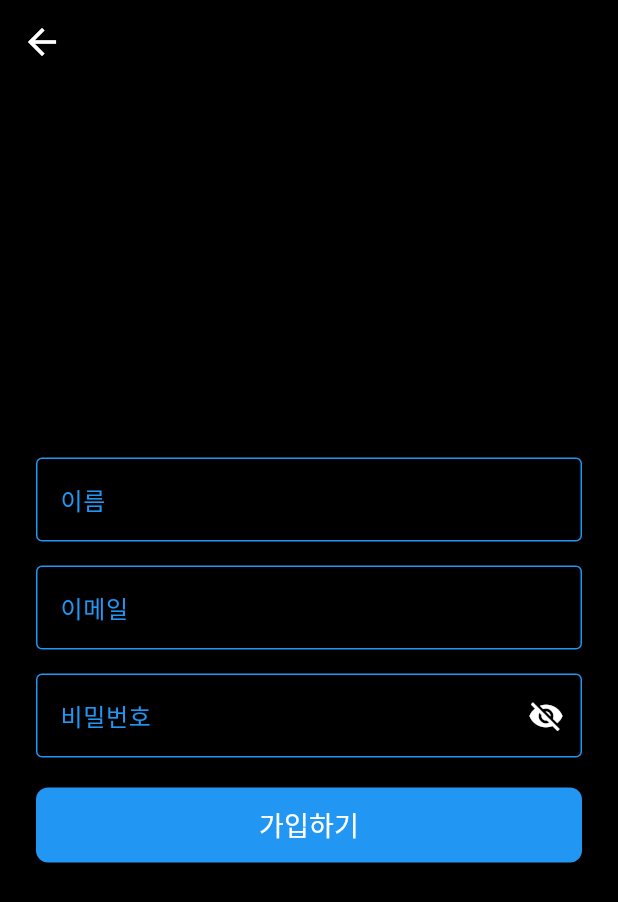
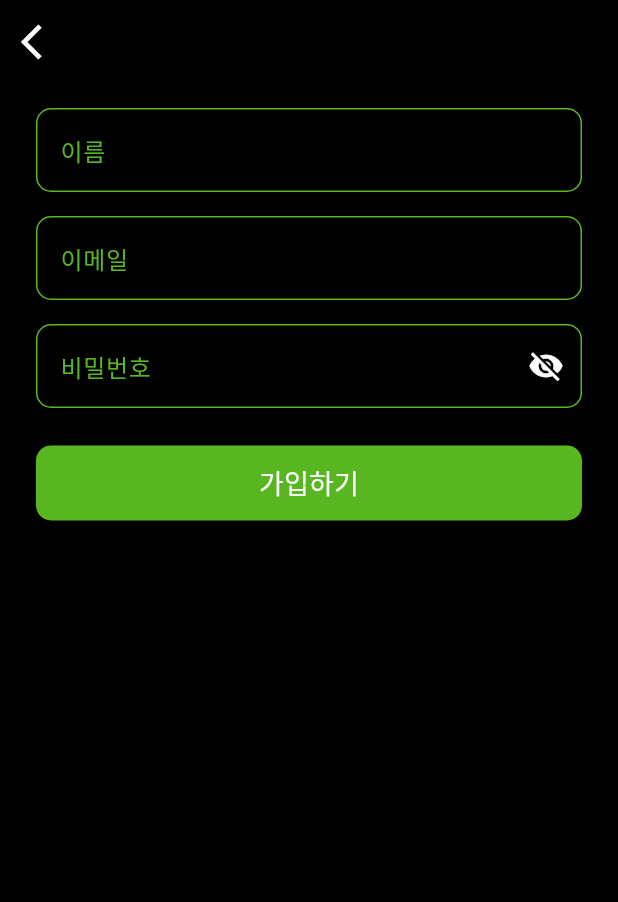
Before and after one commit to dhwlddj22/nono, a Flutter app: the screen it shows after launch, after a tap on "회원가입하기", on a phone screen of 412 x 824 dp. Shown: the top 902 px of the screen. Run offline on Flutter 3.47's test engine with Material 3 defaults, Android fonts, the phone set to English and light mode, and no system bars; our stand-ins replace cloud_firestore, file_picker, firebase_auth, firebase_core, firebase_storage, fl_chart and 3 more; missing offline and left inert: flutter_sound, noise_meter, nono; accounts and stored records are empty; Roboto replaces fonts that are missing (Pretendard).

Commit message:
set color, modify mypage

```diff
--- a/lib/legal_assistance/legal_screen.dart
+++ b/lib/legal_assistance/legal_screen.dart
@@ -167,7 +167,7 @@ class LegalScreen extends StatelessWidget {
               );
             },
             style: TextButton.styleFrom(
-              backgroundColor: Colors.blue.shade100,
+              backgroundColor: Colors.blue.shade50,
               minimumSize: Size(double.infinity, 36),
               shape: RoundedRectangleBorder(
                 borderRadius: BorderRadius.circular(40),
@@ -175,7 +175,7 @@ class LegalScreen extends StatelessWidget {
             ),
             child: Text(
               "Detail",
-              style: TextStyle(color: Colors.blue, fontWeight: FontWeight.bold, fontSize: 14),
+              style: TextStyle(color: Colors.blue.shade400, fontWeight: FontWeight.bold, fontSize: 14),
             ),
           ),
         ],
--- a/lib/main.dart
+++ b/lib/main.dart
@@ -18,9 +18,10 @@ class MyApp extends StatelessWidget {
     return MaterialApp(
       debugShowCheckedModeBanner: false,
       theme: ThemeData(
+        scaffoldBackgroundColor: Colors.black,
         fontFamily: 'Pretendard', // 앱 전체에 Pretendard 폰트 적용
         brightness: Brightness.dark, // 기존의 다크 테마 유지
-        ),
+      ),
       home: SplashScreen(),
     );
   }
--- a/lib/market/market_detail_screen.dart
+++ b/lib/market/market_detail_screen.dart
@@ -111,7 +111,8 @@ class ProductDetailScreen extends StatelessWidget {
                     child: ElevatedButton(
                       onPressed: () => _launchUrl(product.link),
                       style: ElevatedButton.styleFrom(
-                        backgroundColor: Colors.blue,
+                        backgroundColor: const Color(0xFF58B721),
+                        foregroundColor: Colors.white,
                         padding: const EdgeInsets.symmetric(vertical: 14),
                         shape: RoundedRectangleBorder(
                           borderRadius: BorderRadius.circular(8),
--- a/lib/screens/community_screen.dart
+++ b/lib/screens/community_screen.dart
@@ -175,7 +175,7 @@ class CommunityScreen extends StatelessWidget {
             MaterialPageRoute(builder: (context) => WritePostScreen()),
           );
         },
-        backgroundColor: Colors.blue,
+        backgroundColor: const Color(0xFF58B721),
         child: Icon(Icons.edit, color: Colors.white),
         shape: CircleBorder(),
       ),
--- a/lib/screens/gov_tutorial_screen.dart
+++ b/lib/screens/gov_tutorial_screen.dart
@@ -138,7 +138,7 @@ class _GovTutorialScreenState extends State<GovTutorialScreen> {
                 child: ElevatedButton(
                   onPressed: _canStart ? _onStart : null,
                   style: ElevatedButton.styleFrom(
-                    backgroundColor: _canStart ? Colors.blue : Colors.grey,
+                    backgroundColor: _canStart ? const Color(0xFF58B721) : Colors.grey,
                     shape: RoundedRectangleBorder(
                       borderRadius: BorderRadius.circular(12),
                     ),
--- a/lib/screens/login_screen.dart
+++ b/lib/screens/login_screen.dart
@@ -37,22 +37,23 @@ class _LoginScreenState extends State<LoginScreen> {
       body: Padding(
         padding: const EdgeInsets.symmetric(horizontal: 24),
         child: Column(
-          mainAxisAlignment: MainAxisAlignment.center,
+          mainAxisAlignment: MainAxisAlignment.start, // 위치 수정
           crossAxisAlignment: CrossAxisAlignment.center,
           children: [
+            SizedBox(height: 65),
             Image.asset('assets/logo.png', width: 135),
             SizedBox(height: 40),
             _buildTextField('이메일', _emailController, false),
             SizedBox(height: 16),
             _buildTextField('비밀번호', _passwordController, true),
-            SizedBox(height: 10),
+            SizedBox(height: 21),
             ElevatedButton(
               onPressed: _login,
               style: ElevatedButton.styleFrom(
-                backgroundColor: Colors.blue,
+                backgroundColor: const Color(0xFF58B721),
                 minimumSize: Size(double.infinity, 50),
                 shape: RoundedRectangleBorder(
-                  borderRadius: BorderRadius.circular(8),
+                  borderRadius: BorderRadius.circular(10),
                 ),
               ),
               child: Text('로그인', style: TextStyle(color: Colors.white, fontSize: 18)),
@@ -66,7 +67,7 @@ class _LoginScreenState extends State<LoginScreen> {
                   onPressed: () {
                     Navigator.push(context, MaterialPageRoute(builder: (context) => SignUpScreen()));
                   },
-                  child: Text('회원가입하기', style: TextStyle(color: Colors.blue)),
+                  child: Text('회원가입하기', style: TextStyle(color: const Color(0xFF58B721))),
                 ),
               ],
             ),
@@ -83,12 +84,19 @@ class _LoginScreenState extends State<LoginScreen> {
       style: TextStyle(color: Colors.white),
       decoration: InputDecoration(
         labelText: label,
-        labelStyle: TextStyle(color: Colors.blue),
+        labelStyle: TextStyle(
+            color: const Color(0xFF58B721)
+        ),
         enabledBorder: OutlineInputBorder(
-          borderSide: BorderSide(color: Colors.blue),
+          borderRadius: BorderRadius.circular(10),
+          borderSide: BorderSide(
+              color: const Color(0xFF58B721)
+          ),
         ),
         focusedBorder: OutlineInputBorder(
-          borderSide: BorderSide(color: Colors.white),
+          borderRadius: BorderRadius.circular(10),
+          borderSide: BorderSide(color: const Color(0xFF58B721)
+          ),
         ),
         suffixIcon: isPassword
             ? IconButton(
--- a/lib/screens/main_screen.dart
+++ b/lib/screens/main_screen.dart
@@ -29,7 +29,7 @@ class _MainScreenState extends State<MainScreen> {
       body: _pages[_selectedIndex],
       bottomNavigationBar: BottomNavigationBar(
         backgroundColor: Colors.black,
-        selectedItemColor: Colors.green,
+        selectedItemColor: const Color(0xFF58B721),
         unselectedItemColor: Colors.white,
         currentIndex: _selectedIndex,
         type: BottomNavigationBarType.fixed,
--- a/lib/screens/notify_screen.dart
+++ b/lib/screens/notify_screen.dart
@@ -115,7 +115,7 @@ class NotifyPage extends State<ReportSelectionScreen> {
             ElevatedButton(
               onPressed: selectedIndex != null ? _handleStart : null,
               style: ElevatedButton.styleFrom(
-                backgroundColor: selectedIndex != null ? Colors.blue : Colors.grey,
+                backgroundColor: selectedIndex != null ? const Color(0xFF58B721) : Colors.grey,
                 minimumSize: const Size(double.infinity, 50),
                 shape: RoundedRectangleBorder(
                   borderRadius: BorderRadius.circular(16),
@@ -149,7 +149,7 @@ class NotifyPage extends State<ReportSelectionScreen> {
           color: Colors.white,
           borderRadius: BorderRadius.circular(24),
           border: Border.all(
-            color: isSelected ? Colors.blue : Colors.grey.shade300,
+            color: isSelected ? const Color(0xFF58B721) : Colors.grey.shade300,
             width: 2,
           ),
           boxShadow: [
@@ -191,7 +191,7 @@ class NotifyPage extends State<ReportSelectionScreen> {
             ),
             Icon(
               isSelected ? Icons.check_circle : Icons.radio_button_unchecked,
-              color: isSelected ? Colors.blue : Colors.grey,
+              color: isSelected ? const Color(0xFF58B721) : Colors.grey,
             ),
           ],
         ),
--- a/lib/screens/onboarding_screen.dart
+++ b/lib/screens/onboarding_screen.dart
@@ -69,7 +69,7 @@ class _OnboardingScreenState extends State<OnboardingScreen> {
                           style: const TextStyle(
                             fontSize: 34,
                             fontWeight: FontWeight.bold,
-                            color: Color(0xFF4CAF50),
+                            color: const Color(0xFF58B721),
                           ),
                         ),
                         const SizedBox(height: 30),
@@ -127,7 +127,7 @@ class _OnboardingScreenState extends State<OnboardingScreen> {
                   height: 50,
                   decoration: BoxDecoration(
                     color: _currentPage == _pages.length - 1
-                        ? Colors.blue
+                        ? const Color(0xFF58B721)
                         : Colors.grey[800],
                     borderRadius: BorderRadius.circular(12),
                   ),
--- a/lib/screens/record_screen.dart
+++ b/lib/screens/record_screen.dart
@@ -153,6 +153,11 @@ class _RecordScreenState extends State<RecordScreen> {
       appBar: AppBar(
         backgroundColor: Colors.black,
         title: Text('NO!SE GUARD'),
+        titleTextStyle: TextStyle(
+          color: const Color(0xFF58B721),
+          fontWeight: FontWeight.bold,
+          fontSize: 20,
+        ),
         centerTitle: true,
         leading: IconButton(
           icon: Icon(Icons.chat),
--- a/lib/screens/sign_up_screen.dart
+++ b/lib/screens/sign_up_screen.dart
@@ -47,29 +47,30 @@ class _SignUpScreenState extends State<SignUpScreen> {
         backgroundColor: Colors.black,
         elevation: 0,
         leading: IconButton(
-          icon: Icon(Icons.arrow_back, color: Colors.white, size: 28),
+          icon: Icon(Icons.arrow_back_ios, color: Colors.white, size: 28),
           onPressed: () => Navigator.pop(context),
         ),
       ),
       body: Padding(
         padding: const EdgeInsets.symmetric(horizontal: 24),
         child: Column(
-          mainAxisAlignment: MainAxisAlignment.center,
+          mainAxisAlignment: MainAxisAlignment.start, // 위치 수정
           crossAxisAlignment: CrossAxisAlignment.center,
           children: [
+            SizedBox(height: 16),
             _buildTextField('이름', _nameController, false),
             SizedBox(height: 16),
             _buildTextField('이메일', _emailController, false),
             SizedBox(height: 16),
             _buildTextField('비밀번호', _passwordController, true),
-            SizedBox(height: 20),
+            SizedBox(height: 25),
             ElevatedButton(
               onPressed: _signUp,
               style: ElevatedButton.styleFrom(
-                backgroundColor: Colors.blue,
+                backgroundColor: const Color(0xFF58B721),
                 minimumSize: Size(double.infinity, 50),
                 shape: RoundedRectangleBorder(
-                  borderRadius: BorderRadius.circular(8),
+                  borderRadius: BorderRadius.circular(10),
                 ),
               ),
               child: Text('가입하기', style: TextStyle(color: Colors.white, fontSize: 18)),
@@ -87,9 +88,21 @@ class _SignUpScreenState extends State<SignUpScreen> {
       style: TextStyle(color: Colors.white),
       decoration: InputDecoration(
         labelText: label,
-        labelStyle: TextStyle(color: Colors.blue),
-        enabledBorder: OutlineInputBorder(borderSide: BorderSide(color: Colors.blue)),
-        focusedBorder: OutlineInputBorder(borderSide: BorderSide(color: Colors.white)),
+        labelStyle: TextStyle(
+            color: const Color(0xFF58B721)
+        ),
+        enabledBorder: OutlineInputBorder(
+            borderRadius: BorderRadius.circular(10),
+            borderSide: BorderSide(
+                color: const Color(0xFF58B721)
+            )
+        ),
+        focusedBorder: OutlineInputBorder(
+            borderRadius: BorderRadius.circular(10),
+            borderSide: BorderSide(
+                color: const Color(0xFF58B721)
+            )
+        ),
         suffixIcon: isPassword
             ? IconButton(
           icon: Icon(
--- a/lib/screens/splash_screen.dart
+++ b/lib/screens/splash_screen.dart
@@ -14,7 +14,7 @@ class _SplashScreenState extends State<SplashScreen> {
     // 이미지 미리 로딩 → 화면 깜빡임 방지
     WidgetsBinding.instance.addPostFrameCallback((_) async {
       await precacheImage(AssetImage('assets/logo.png'), context); // ✅ 이미지 미리 캐시
-      await Future.delayed(Duration(seconds: 2)); // 지연
+      await Future.delayed(Duration(seconds: 1)); // 지연 (1초로 수정)
       if (mounted) {
         Navigator.pushReplacement(
           context,
@@ -43,7 +43,7 @@ class _SplashScreenState extends State<SplashScreen> {
                     filterQuality: FilterQuality.high,
                   ),
                   SizedBox(height: 20),
-                  Text(
+                  const Text(
                     '스마트한 층간소음 해결',
                     style: TextStyle(
                       color: Colors.white,
@@ -52,10 +52,20 @@ class _SplashScreenState extends State<SplashScreen> {
                       fontWeight: FontWeight.w600,
                     ),
                   ),
+                  const Text(
+                    'NO!SE GUARD',
+                    style: TextStyle(
+                      color: const Color(0xFF58B721),
+                      fontSize: 24,
+                      fontFamily: 'Pretendard',
+                      fontWeight: FontWeight.w700,
+                    ),
+                  ),
                 ],
               ),
             ),
           ),
+          /*
           Expanded(
             flex: 1,
             child: Column(
@@ -64,7 +74,7 @@ class _SplashScreenState extends State<SplashScreen> {
                 Text(
                   'NO!SE GUARD',
                   style: TextStyle(
-                    color: Colors.white,
+                    color: const Color(0xFF58B721),
                     fontSize: 24,
                     fontFamily: 'Pretendard',
                     fontWeight: FontWeight.w700,
@@ -74,6 +84,7 @@ class _SplashScreenState extends State<SplashScreen> {
               ],
             ),
           ),
+          */
         ],
       ),
     );
--- a/lib/screens/welcome_screen.dart
+++ b/lib/screens/welcome_screen.dart
@@ -43,7 +43,7 @@ class WelcomeScreen extends StatelessWidget {
                             ),
                           ),
                           TextSpan(
-                            text: '을 경험해 보세요! 🎉',
+                            text: '을 경험해 보세요!🎉',
                           ),
                         ],
                       ),
@@ -72,7 +72,7 @@ class WelcomeScreen extends StatelessWidget {
                     );
                   },
                   style: ElevatedButton.styleFrom(
-                    backgroundColor: Colors.blue,
+                    backgroundColor: const Color(0xFF58B721),
                     shape: RoundedRectangleBorder(
                       borderRadius: BorderRadius.circular(8),
                     ),
--- a/lib/screens/writepost_screen.dart
+++ b/lib/screens/writepost_screen.dart
@@ -252,7 +252,7 @@ class _WritePostScreenState extends State<WritePostScreen> {
                       height: 55,
                       child: ElevatedButton(
                         style: ElevatedButton.styleFrom(
-                          backgroundColor: widget.isReporting ? Colors.red : Colors.blue,
+                          backgroundColor: widget.isReporting ? Colors.red : const Color(0xFF58B721),
                           shape: RoundedRectangleBorder(borderRadius: BorderRadius.circular(15)),
                         ),
                         onPressed: _submitPost,
```
Also changed, not shown: lib/screens/counseling_screen.dart (+7 -4 lines), lib/screens/gov_assistance_screen.dart (+7 -3 lines), lib/screens/my_page_screen.dart (+44 -8 lines), lib/screens/police_report_screen.dart (+7 -4 lines), pubspec.lock, 1 other file.
